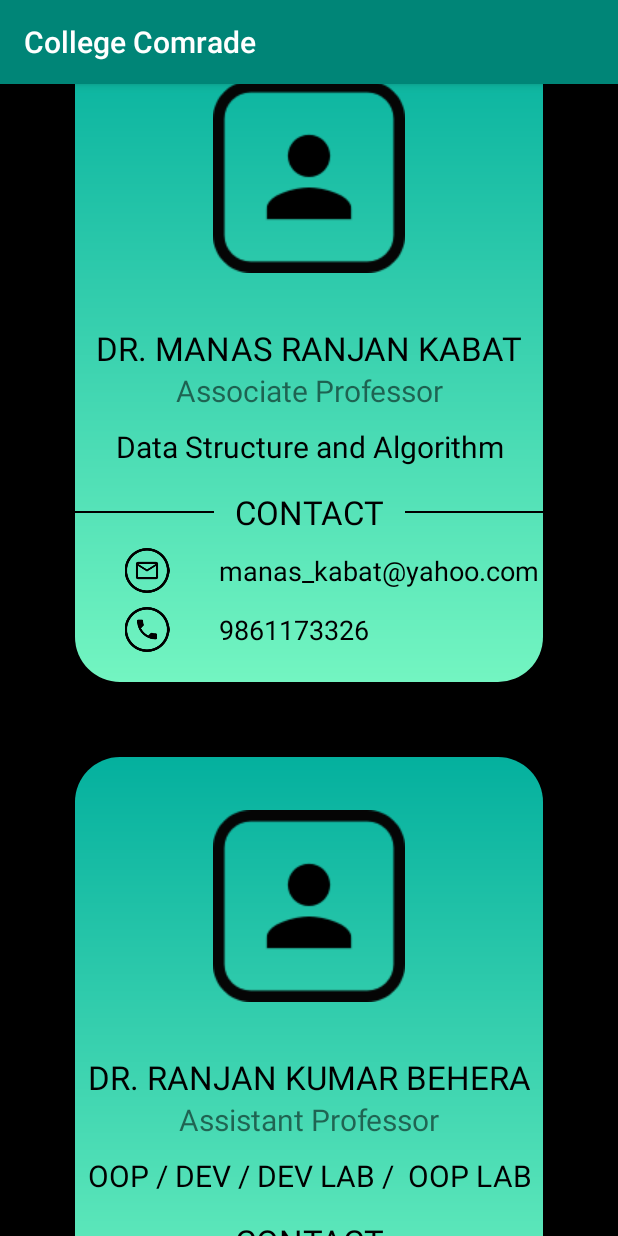
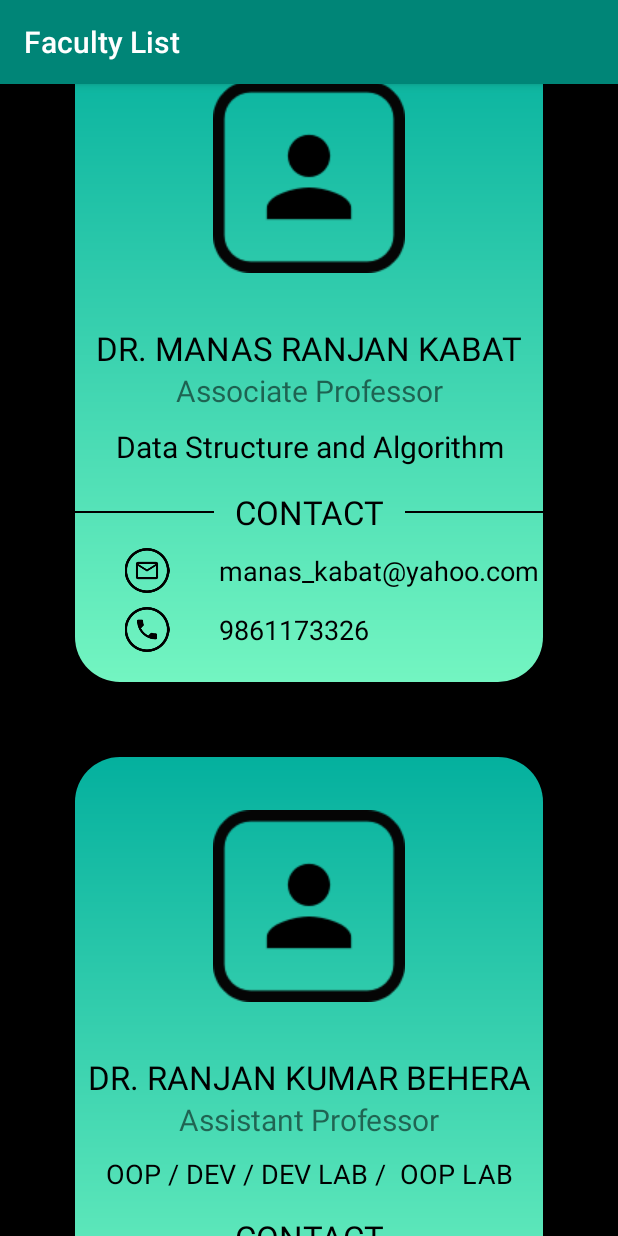
Before and after one commit to Developer-Student-Clubs-VSSUT-Burla/College-Comrade, an Android app: the faculty screen opened directly, with no data from a screen before it, scrolled down 537 dp, on a phone screen of 412 x 824 dp. Run offline under Robolectric (Android 15) with nearby library versions, the phone set to English and light mode, and no system bars.

Commit message:
Title Change
Changed the title of faculty list activity

```diff
--- a/app/src/main/java/com/example/tt/faculty.java
+++ b/app/src/main/java/com/example/tt/faculty.java
@@ -10,5 +10,6 @@ public class faculty extends AppCompatActivity {
     protected void onCreate(Bundle savedInstanceState) {
         super.onCreate(savedInstanceState);
         setContentView(R.layout.activity_faculty);
+        this.setTitle("Faculty List");
     }
 }
--- a/app/src/main/res/layout/activity_faculty.xml
+++ b/app/src/main/res/layout/activity_faculty.xml
@@ -284,7 +284,7 @@
                 android:gravity="center"
                 android:text="OOP / DEV / DEV LAB /  OOP LAB"
                 android:textColor="#000000"
-                android:textSize="20sp" />
+                android:textSize="18sp" />
 
             <LinearLayout
                 android:layout_width="match_parent"
```
